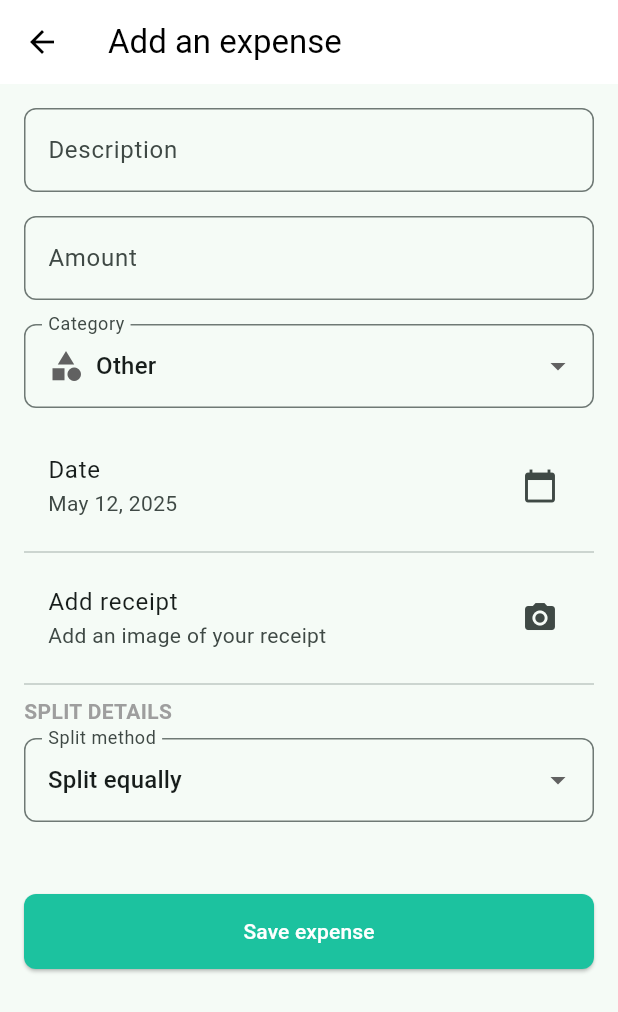
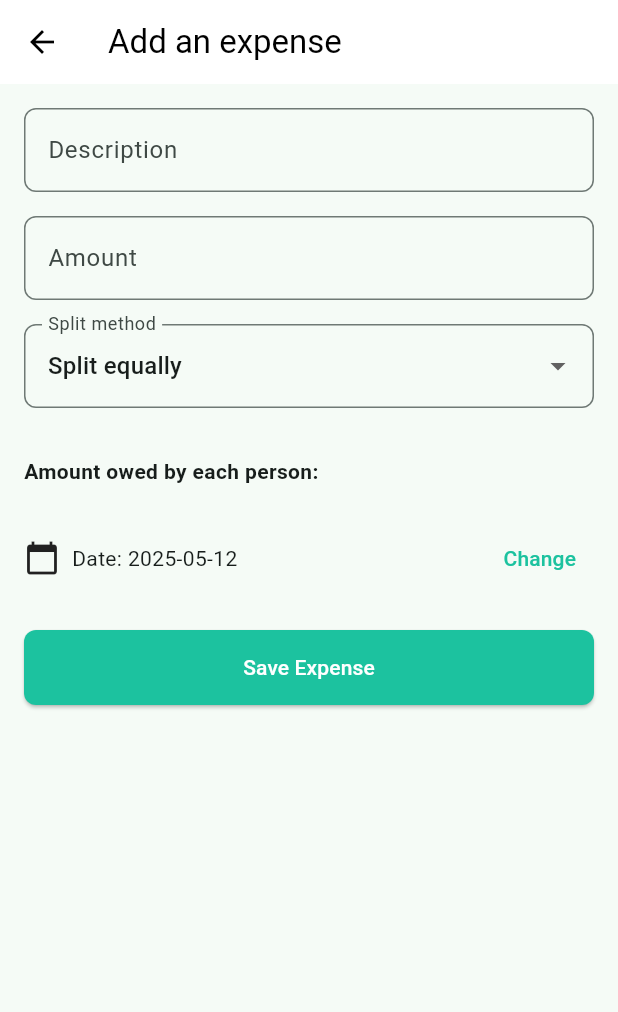
Before and after one commit to a-ayesh/billsplit, a Flutter app: the AddExpensePage screen opened directly with empty values, on a phone screen of 412 x 824 dp. Shown: the top 1012 px of the screen. Run offline on Flutter 3.47's test engine with Material 3 defaults, Android fonts, the phone set to English and light mode, and no system bars; our stand-ins replace image_picker, shared_preferences; missing offline and left inert: dart:html; accounts and stored records are empty.

Commit message:
Bill Division Options

```diff
--- a/lib/main.dart
+++ b/lib/main.dart
@@ -2498,6 +2498,7 @@ class AddExpensePage extends StatefulWidget {
   State<AddExpensePage> createState() => _AddExpensePageState();
 }
 
+// Assume necessary imports are already there
 class _AddExpensePageState extends State<AddExpensePage> {
   final _formKey = GlobalKey<FormState>();
   final _descriptionController = TextEditingController();
@@ -2508,6 +2509,9 @@ class _AddExpensePageState extends State<AddExpensePage> {
   List<Map<String, dynamic>> _members = [];
   Map<String, double> _splitAmounts = {};
   String _splitMethod = 'equal';
+  final Map<String, TextEditingController> _customControllers = {};
+  bool _canSave = true;
+
 
   @override
   void initState() {
@@ -2518,22 +2522,33 @@ class _AddExpensePageState extends State<AddExpensePage> {
  Future<void> _loadGroupMembers() async {
   final group = await DatabaseService().getGroupById(widget.groupId);
   if (group != null) {
+    final membersList = List<Map<String, dynamic>>.from(group['members']);
+    List<Map<String, dynamic>> detailedMembers = [];
+
+    // Fetch full user info for each member to get accurate names
+    for (var member in membersList) {
+      final user = await DatabaseService().getUserById(member['id']);
+      detailedMembers.add({
+        'id': member['id'],
+        'name': user?['name'] ?? 'Unknown',
+        'balance': member['balance'] ?? 0.0,
+      });
+    }
+
     setState(() {
-        _members = List<Map<String, dynamic>>.from(group['members']);
-
-        // Initialize split amounts
-        final equalAmount = 0.0; // Will be calculated when amount is entered
+      _members = detailedMembers;
       for (var member in _members) {
-          _splitAmounts[member['id']] = equalAmount;
-        }
-      });
-    }
-  }
+        _splitAmounts[member['id']] = 0.0;
+        _customControllers[member['id']] = TextEditingController();
+      }
+    });
+  }
+}
+
 
   Future<void> _pickImage() async {
     final picker = ImagePicker();
     final pickedFile = await picker.pickImage(source: ImageSource.gallery);
-
     if (pickedFile != null) {
       setState(() {
         _receiptImage = File(pickedFile.path);
@@ -2542,20 +2557,54 @@ class _AddExpensePageState extends State<AddExpensePage> {
   }
 
 void _updateSplitAmounts() {
-    if (_amountController.text.isEmpty) return;
-
   final totalAmount = double.tryParse(_amountController.text) ?? 0;
+  bool canSave = true;
 
   if (_splitMethod == 'equal') {
-      final perPersonAmount = totalAmount / _members.length;
+    final perPersonAmount = totalAmount / (_members.isEmpty ? 1 : _members.length);
     for (var member in _members) {
       _splitAmounts[member['id']] = perPersonAmount;
     }
-    }
-    // Other split methods would be implemented here
-
-    setState(() {});
-  }
+  } else if (_splitMethod == 'exact') {
+    double totalSplit = 0.0;
+    for (var member in _members) {
+      final value = double.tryParse(_customControllers[member['id']]?.text ?? '0') ?? 0;
+      totalSplit += value;
+      _splitAmounts[member['id']] = value;
+    }
+    if (totalSplit > totalAmount) {
+      canSave = false;
+    }
+  } else if (_splitMethod == 'percent') {
+    double totalPercent = 0.0;
+    for (var member in _members) {
+      final percent = double.tryParse(_customControllers[member['id']]?.text ?? '0') ?? 0;
+      totalPercent += percent;
+      _splitAmounts[member['id']] = (percent / 100) * totalAmount;
+    }
+    if (totalPercent > 100)
+    {
+      canSave = false;
+    }
+  } else if (_splitMethod == 'shares') {
+    int totalShares = 0;
+    final shareMap = <String, int>{};
+    for (var member in _members) {
+      final shares = int.tryParse(_customControllers[member['id']]?.text ?? '0') ?? 0;
+      totalShares += shares;
+      shareMap[member['id']] = shares;
+    }
+    for (var member in _members) {
+      final share = shareMap[member['id']] ?? 0;
+      _splitAmounts[member['id']] = totalShares > 0 ? (share / totalShares) * totalAmount : 0;
+    }
+  }
+
+  setState(() {
+    _canSave = canSave && _formKey.currentState?.validate() == true;
+  });
+}
+
 
   Future<void> _saveExpense() async {
     if (!_formKey.currentState!.validate()) return;
@@ -2570,7 +2619,8 @@ class _AddExpensePageState extends State<AddExpensePage> {
       return;
     }
 
-    // Prepare split data
+    _updateSplitAmounts();
+
     final splitWith = _members.map((member) {
       return {
         'userId': member['id'],
@@ -2578,7 +2628,6 @@ class _AddExpensePageState extends State<AddExpensePage> {
       };
     }).toList();
 
-    // Create expense object
     final expense = {
       'id': const Uuid().v4(),
       'groupId': widget.groupId,
@@ -2588,15 +2637,13 @@ class _AddExpensePageState extends State<AddExpensePage> {
       'date': _selectedDate.toIso8601String(),
       'paidBy': widget.userId,
       'splitWith': splitWith,
-      'receiptUrl': null, // Would store image URL in a real app
+      'receiptUrl': null,
       'notes': '',
       'createdAt': DateTime.now().toIso8601String(),
     };
 
-    // Save to database
     await DatabaseService().addExpense(expense);
 
-    // Create activity record
     final activity = {
       'id': const Uuid().v4(),
       'type': 'expense_added',
@@ -2609,7 +2656,6 @@ class _AddExpensePageState extends State<AddExpensePage> {
 
     await DatabaseService().addActivity(activity);
 
-    // Update group balances
     final group = await DatabaseService().getGroupById(widget.groupId);
     if (group != null) {
       final members = List<Map<String, dynamic>>.from(group['members']);
@@ -2622,10 +2668,8 @@ class _AddExpensePageState extends State<AddExpensePage> {
         );
 
         if (member['id'] == widget.userId) {
-          // Current user paid
           member['balance'] = (member['balance'] ?? 0.0) + (amount - split['amount']);
         } else {
-          // Other members
           member['balance'] = (member['balance'] ?? 0.0) - split['amount'];
         }
       }
@@ -2638,46 +2682,37 @@ class _AddExpensePageState extends State<AddExpensePage> {
       await DatabaseService().updateGroup(updatedGroup);
     }
 
-    if (mounted) {
-      Navigator.of(context).pop();
-    }
+    if (mounted) Navigator.of(context).pop();
   }
 
   @override
   void dispose() {
     _descriptionController.dispose();
     _amountController.dispose();
+    for (var controller in _customControllers.values) {
+      controller.dispose();
+    }
     super.dispose();
   }
 
   @override
 Widget build(BuildContext context) {
   return Scaffold(
-      appBar: AppBar(
-        title: const Text('Add an expense'),
-      ),
+    appBar: AppBar(title: const Text('Add an expense')),
     body: Form(
       key: _formKey,
       child: ListView(
         padding: const EdgeInsets.all(16),
         children: [
-            // Description
           TextFormField(
             controller: _descriptionController,
-              decoration: const InputDecoration(
-                labelText: 'Description',
-                hintText: 'e.g., Dinner, Groceries, Rent',
-              ),
-              validator: (value) {
-                if (value == null || value.isEmpty) {
-                  return 'Please enter a description';
-                }
-                return null;
-              },
+            decoration: const InputDecoration(labelText: 'Description'),
+            validator: (value) =>
+                value == null || value.isEmpty ? 'Enter a description' : null,
           ),
           const SizedBox(height: 16),
 
-            // Amount
+          // Amount input
           TextFormField(
             controller: _amountController,
             decoration: const InputDecoration(
@@ -2685,173 +2720,25 @@ class _AddExpensePageState extends State<AddExpensePage> {
               prefixText: 'PKR ',
             ),
             keyboardType: TextInputType.number,
+            onChanged: (_) => _updateSplitAmounts(),
             validator: (value) {
-                if (value == null || value.isEmpty) {
-                  return 'Please enter an amount';
-                }
-                if (double.tryParse(value) == null || double.parse(value) <= 0) {
-                  return 'Please enter a valid amount';
-                }
+              if (value == null || value.isEmpty) return 'Enter an amount';
+              final v = double.tryParse(value);
+              if (v == null || v <= 0) return 'Enter a valid amount';
               return null;
             },
-              onChanged: (_) => _updateSplitAmounts(),
           ),
           const SizedBox(height: 16),
 
-            // Category
-            DropdownButtonFormField<String>(
-              value: _selectedCategory,
-              decoration: const InputDecoration(
-                labelText: 'Category',
-              ),
-              items: [
-                DropdownMenuItem(
-                  value: 'food',
-                  child: Row(
-                    children: [
-                      Icon(Icons.restaurant, color: Colors.orange.shade700),
-                      const SizedBox(width: 8),
-                      const Text('Food & Drink'),
-                    ],
-                  ),
-                ),
-                DropdownMenuItem(
-                  value: 'transport',
-                  child: Row(
-                    children: [
-                      Icon(Icons.directions_car, color: Colors.blue.shade700),
-                      const SizedBox(width: 8),
-                      const Text('Transportation'),
-                    ],
-                  ),
-                ),
-                DropdownMenuItem(
-                  value: 'accommodation',
-                  child: Row(
-                    children: [
-                      Icon(Icons.hotel, color: Colors.purple.shade700),
-                      const SizedBox(width: 8),
-                      const Text('Accommodation'),
-                    ],
-                  ),
-                ),
-                DropdownMenuItem(
-                  value: 'entertainment',
-                  child: Row(
-                    children: [
-                      Icon(Icons.movie, color: Colors.pink.shade700),
-                      const SizedBox(width: 8),
-                      const Text('Entertainment'),
-                    ],
-                  ),
-                ),
-                DropdownMenuItem(
-                  value: 'shopping',
-                  child: Row(
-                    children: [
-                      Icon(Icons.shopping_bag, color: Colors.teal.shade700),
-                      const SizedBox(width: 8),
-                      const Text('Shopping'),
-                    ],
-                  ),
-                ),
-                DropdownMenuItem(
-                  value: 'utilities',
-                  child: Row(
-                    children: [
-                      Icon(Icons.lightbulb, color: Colors.amber.shade700),
-                      const SizedBox(width: 8),
-                      const Text('Utilities'),
-                    ],
-                  ),
-                ),
-                DropdownMenuItem(
-                  value: 'other',
-                  child: Row(
-                    children: [
-                      Icon(Icons.category, color: Colors.grey.shade700),
-                      const SizedBox(width: 8),
-                      const Text('Other'),
-                    ],
-                  ),
-                ),
-              ],
-              onChanged: (value) {
-                if (value != null) {
-                  setState(() {
-                    _selectedCategory = value;
-                  });
-                }
-              },
-            ),
-            const SizedBox(height: 16),
-
-            // Date
-            ListTile(
-              title: const Text('Date'),
-              subtitle: Text(DateFormat('MMMM d, yyyy').format(_selectedDate)),
-              trailing: const Icon(Icons.calendar_today),
-              onTap: () async {
-                final pickedDate = await showDatePicker(
-                  context: context,
-                  initialDate: _selectedDate,
-                  firstDate: DateTime(2020),
-                  lastDate: DateTime.now().add(const Duration(days: 1)),
-                );
-
-                if (pickedDate != null) {
-                  setState(() {
-                    _selectedDate = pickedDate;
-                  });
-                }
-              },
-            ),
-            const Divider(),
-
-            // Receipt
-            ListTile(
-              title: const Text('Add receipt'),
-              subtitle: _receiptImage != null
-                  ? const Text('Receipt added')
-                  : const Text('Add an image of your receipt'),
-              trailing: _receiptImage != null
-                  ? Image.file(_receiptImage!, width: 60, height: 60)
-                  : const Icon(Icons.camera_alt),
-              onTap: _pickImage,
-            ),
-            const Divider(),
-
-            // Split method
-            const Text(
-              'SPLIT DETAILS',
-              style: TextStyle(
-                fontWeight: FontWeight.bold,
-                color: Colors.grey,
-              ),
-            ),
-            const SizedBox(height: 8),
+          // Split method dropdown
           DropdownButtonFormField<String>(
             value: _splitMethod,
-              decoration: const InputDecoration(
-                labelText: 'Split method',
-              ),
+            decoration: const InputDecoration(labelText: 'Split method'),
             items: const [
-                DropdownMenuItem(
-                  value: 'equal',
-                  child: Text('Split equally'),
-                ),
-                DropdownMenuItem(
-                  value: 'exact',
-                  child: Text('Split by exact amounts'),
-                ),
-                DropdownMenuItem(
-                  value: 'percent',
-                  child: Text('Split by percentages'),
-                ),
-                DropdownMenuItem(
-                  value: 'shares',
-                  child: Text('Split by shares'),
-                ),
+              DropdownMenuItem(value: 'equal', child: Text('Split equally')),
+              DropdownMenuItem(value: 'exact', child: Text('Split by exact amounts')),
+              DropdownMenuItem(value: 'percent', child: Text('Split by percentages')),
+              DropdownMenuItem(value: 'shares', child: Text('Split by shares')),
             ],
             onChanged: (value) {
               if (value != null) {
@@ -2864,50 +2751,80 @@ class _AddExpensePageState extends State<AddExpensePage> {
           ),
           const SizedBox(height: 16),
 
-            // Members list
+          // Custom fields for each member (if not equal)
+          if (_splitMethod != 'equal')
+            Column(
+              crossAxisAlignment: CrossAxisAlignment.start,
+              children: _members.map((member) {
+                return Padding(
+                  padding: const EdgeInsets.symmetric(vertical: 4.0),
+                  child: TextFormField(
+                    controller: _customControllers[member['id']],
+                    decoration: InputDecoration(
+                      labelText: '${member['name']} (${_splitMethod == 'percent' ? '%' : _splitMethod == 'shares' ? 'shares' : 'amount'})',
+                    ),
+                    keyboardType: TextInputType.number,
+                    onChanged: (_) => _updateSplitAmounts(),
+                  ),
+                );
+              }).toList(),
+            ),
+
+          const SizedBox(height: 16),
+
+          // Show split summary
+          const Text(
+            'Amount owed by each person:',
+            style: TextStyle(fontWeight: FontWeight.bold),
+          ),
+          const SizedBox(height: 8),
           ..._members.map((member) {
-              return FutureBuilder<Map<String, dynamic>?>(
-                future: DatabaseService().getUserById(member['id']),
-                builder: (context, snapshot) {
-                  final userName = snapshot.data?['name'] ?? 'Unknown';
-                  final isCurrentUser = member['id'] == widget.userId;
-
-                  return ListTile(
-                    leading: CircleAvatar(
-                      backgroundColor: Colors.primaries[
-                        userName.hashCode % Colors.primaries.length
-                      ],
-                      child: Text(
-                        userName.substring(0, 1).toUpperCase(),
-                        style: const TextStyle(color: Colors.white),
-                      ),
-                    ),
-                    title: Text(
-                      isCurrentUser ? 'You' : userName,
-                      style: const TextStyle(fontWeight: FontWeight.bold),
-                    ),
-                    trailing: Text(
-                      'PKR ${(_splitAmounts[member['id']] ?? 0).toStringAsFixed(2)}',
-                      style: const TextStyle(fontWeight: FontWeight.bold),
-                    ),
-                  );
-                },
-              );
+            final amount = _splitAmounts[member['id']] ?? 0.0;
+            return Text('${member['name']}: PKR ${amount.toStringAsFixed(2)}');
           }).toList(),
 
-            const SizedBox(height: 32),
-
-            // Save button
+          const SizedBox(height: 16),
+
+          // Date Picker
+          Row(
+            children: [
+              const Icon(Icons.calendar_today),
+              const SizedBox(width: 8),
+              Text('Date: ${_selectedDate.toLocal().toString().split(' ')[0]}'),
+              const Spacer(),
+              TextButton(
+                onPressed: () async {
+                  final picked = await showDatePicker(
+                    context: context,
+                    initialDate: _selectedDate,
+                    firstDate: DateTime(2000),
+                    lastDate: DateTime(2100),
+                  );
+                  if (picked != null) {
+                    setState(() {
+                      _selectedDate = picked;
+                    });
+                  }
+                },
+                child: const Text('Change'),
+              ),
+            ],
+          ),
+
+          const SizedBox(height: 24),
           ElevatedButton(
-              onPressed: _saveExpense,
-              child: const Text('Save expense'),
-            ),
-          ],
-        ),
-      ),
-    );
-  }
-}
+          onPressed: _canSave ? _saveExpense : null,
+          child: const Text('Save Expense'),
+        ),
+
+        ],
+      ),
+    ),
+  );
+}
+
+}
+
 
 // Activity Tab
 class ActivityTab extends StatefulWidget {
```
Also changed, not shown: assets/expense_illustration.png (renamed from assets/expense_illustration.PNG), assets/logo.png (renamed from assets/logo.PNG). Lines whose indentation alone changed are shown as unchanged.
